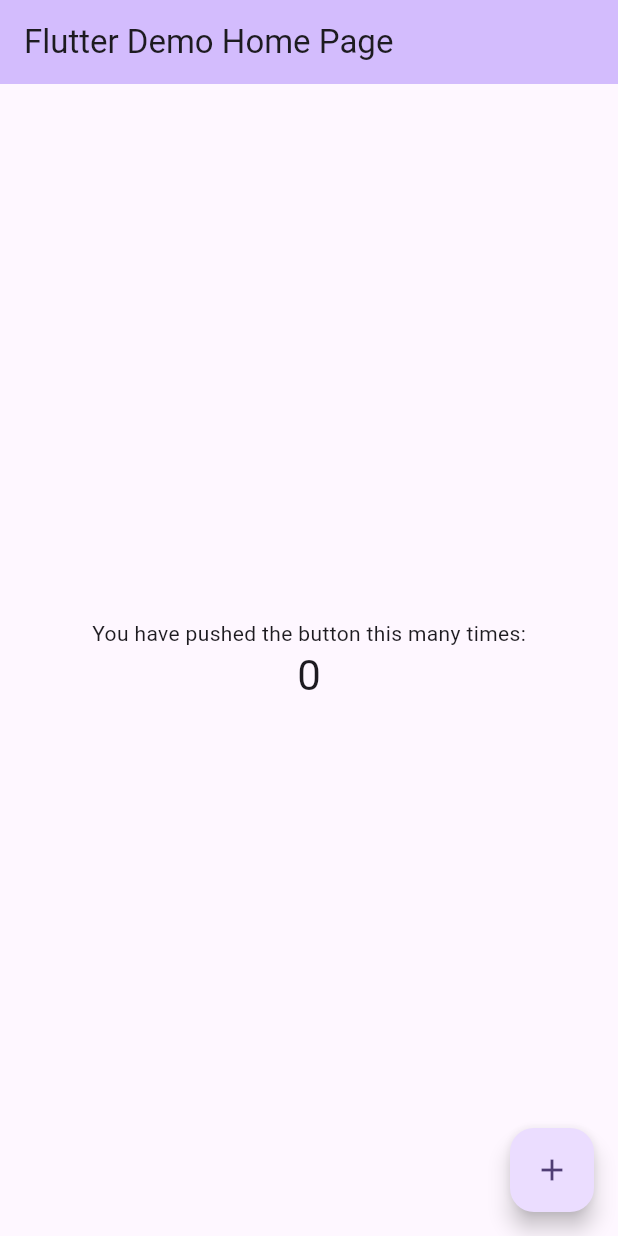
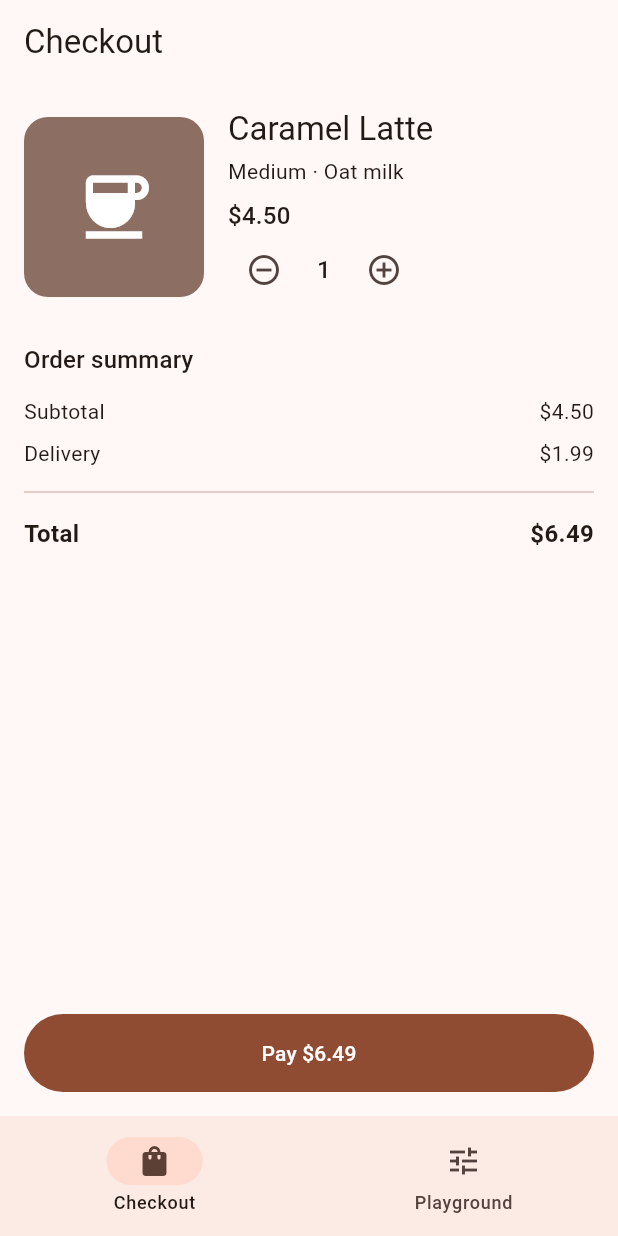
Before and after one commit to boaziza/sized_box_widget_presentation, a Flutter app: the screen it shows after launch, on a phone screen of 412 x 824 dp. Run offline on Flutter 3.47's test engine with Material 3 defaults, Android fonts, the phone set to English and light mode, and no system bars.

Commit message:
Add checkout and playground screens with navigation and updated app title

```diff
--- a/lib/main.dart
+++ b/lib/main.dart
@@ -1,121 +1,64 @@
 import 'package:flutter/material.dart';
+
+import 'screens/checkout_screen.dart';
+import 'screens/playground_screen.dart';
 
 void main() {
   runApp(const MyApp());
 }
 
+/// Root of the demo app: a coffee-shop checkout that shows SizedBox in a
+/// real screen, plus a playground to change its properties live.
 class MyApp extends StatelessWidget {
   const MyApp({super.key});
 
-  // This widget is the root of your application.
   @override
   Widget build(BuildContext context) {
     return MaterialApp(
-      title: 'Flutter Demo',
+      title: 'SizedBox Demo',
+      debugShowCheckedModeBanner: false,
       theme: ThemeData(
-        // This is the theme of your application.
-        //
-        // TRY THIS: Try running your application with "flutter run". You'll see
-        // the application has a purple toolbar. Then, without quitting the app,
-        // try changing the seedColor in the colorScheme below to Colors.green
-        // and then invoke "hot reload" (save your changes or press the "hot
-        // reload" button in a Flutter-supported IDE, or press "r" if you used
-        // the command line to start the app).
-        //
-        // Notice that the counter didn't reset back to zero; the application
-        // state is not lost during the reload. To reset the state, use hot
-        // restart instead.
-        //
-        // This works for code too, not just values: Most code changes can be
-        // tested with just a hot reload.
-        colorScheme: .fromSeed(seedColor: Colors.deepPurple),
+        colorScheme: ColorScheme.fromSeed(seedColor: Colors.brown),
       ),
-      home: const MyHomePage(title: 'Flutter Demo Home Page'),
+      home: const HomeShell(),
     );
   }
 }
 
-class MyHomePage extends StatefulWidget {
-  const MyHomePage({super.key, required this.title});
-
-  // This widget is the home page of your application. It is stateful, meaning
-  // that it has a State object (defined below) that contains fields that affect
-  // how it looks.
-
-  // This class is the configuration for the state. It holds the values (in this
-  // case the title) provided by the parent (in this case the App widget) and
-  // used by the build method of the State. Fields in a Widget subclass are
-  // always marked "final".
-
-  final String title;
+/// Bottom navigation that switches between the two demo screens.
+class HomeShell extends StatefulWidget {
+  const HomeShell({super.key});
 
   @override
-  State<MyHomePage> createState() => _MyHomePageState();
+  State<HomeShell> createState() => _HomeShellState();
 }
 
-class _MyHomePageState extends State<MyHomePage> {
-  int _counter = 0;
+class _HomeShellState extends State<HomeShell> {
+  int _selectedIndex = 0;
 
-  void _incrementCounter() {
-    setState(() {
-      // This call to setState tells the Flutter framework that something has
-      // changed in this State, which causes it to rerun the build method below
-      // so that the display can reflect the updated values. If we changed
-      // _counter without calling setState(), then the build method would not be
-      // called again, and so nothing would appear to happen.
-      _counter++;
-    });
-  }
+  static const _screens = [CheckoutScreen(), PlaygroundScreen()];
 
   @override
   Widget build(BuildContext context) {
-    // This method is rerun every time setState is called, for instance as done
-    // by the _incrementCounter method above.
-    //
-    // The Flutter framework has been optimized to make rerunning build methods
-    // fast, so that you can just rebuild anything that needs updating rather
-    // than having to individually change instances of widgets.
     return Scaffold(
-      appBar: AppBar(
-        // TRY THIS: Try changing the color here to a specific color (to
-        // Colors.amber, perhaps?) and trigger a hot reload to see the AppBar
-        // change color while the other colors stay the same.
-        backgroundColor: Theme.of(context).colorScheme.inversePrimary,
-        // Here we take the value from the MyHomePage object that was created by
-        // the App.build method, and use it to set our appbar title.
-        title: Text(widget.title),
-      ),
-      body: Center(
-        // Center is a layout widget. It takes a single child and positions it
-        // in the middle of the parent.
-        child: Column(
-          // Column is also a layout widget. It takes a list of children and
-          // arranges them vertically. By default, it sizes itself to fit its
-          // children horizontally, and tries to be as tall as its parent.
-          //
-          // Column has various properties to control how it sizes itself and
-          // how it positions its children. Here we use mainAxisAlignment to
-          // center the children vertically; the main axis here is the vertical
-          // axis because Columns are vertical (the cross axis would be
-          // horizontal).
-          //
-          // TRY THIS: Invoke "debug painting" (choose the "Toggle Debug Paint"
-          // action in the IDE, or press "p" in the console), to see the
-          // wireframe for each widget.
-          mainAxisAlignment: .center,
-          children: [
-            const Text('You have pushed the button this many times:'),
-            Text(
-              '$_counter',
-              style: Theme.of(context).textTheme.headlineMedium,
-            ),
-          ],
-        ),
-      ),
-      floatingActionButton: FloatingActionButton(
-        onPressed: _incrementCounter,
-        tooltip: 'Increment',
-        child: const Icon(Icons.add),
+      // IndexedStack keeps each screen's state when switching tabs.
+      body: IndexedStack(index: _selectedIndex, children: _screens),
+      bottomNavigationBar: NavigationBar(
+        selectedIndex: _selectedIndex,
+        onDestinationSelected: (index) =>
+            setState(() => _selectedIndex = index),
+        destinations: const [
+          NavigationDestination(
+            icon: Icon(Icons.shopping_bag_outlined),
+            selectedIcon: Icon(Icons.shopping_bag),
+            label: 'Checkout',
+          ),
+          NavigationDestination(
+            icon: Icon(Icons.tune_outlined),
+            selectedIcon: Icon(Icons.tune),
+            label: 'Playground',
+          ),
+        ],
       ),
     );
   }
--- /dev/null
+++ b/lib/screens/checkout_screen.dart
@@ -0,0 +1,162 @@
+import 'package:flutter/material.dart';
+
+/// A realistic checkout screen for a coffee order.
+///
+/// Every SizedBox on this screen is labelled with a comment
+/// (SizedBox #1, #2, ...) so it is easy to point at during the presentation.
+/// SizedBox does three everyday jobs here:
+///   1. Give a widget a FIXED SIZE (product image, quantity label).
+///   2. Add EMPTY SPACE between widgets (no child, just width or height).
+///   3. Make a button FULL WIDTH (width: double.infinity).
+class CheckoutScreen extends StatefulWidget {
+  const CheckoutScreen({super.key});
+
+  @override
+  State<CheckoutScreen> createState() => _CheckoutScreenState();
+}
+
+class _CheckoutScreenState extends State<CheckoutScreen> {
+  static const double _unitPrice = 4.50;
+  static const double _deliveryFee = 1.99;
+
+  int _quantity = 1;
+
+  double get _subtotal => _unitPrice * _quantity;
+  double get _total => _subtotal + _deliveryFee;
+
+  void _changeQuantity(int delta) {
+    setState(() => _quantity = (_quantity + delta).clamp(1, 99));
+  }
+
+  void _placeOrder() {
+    ScaffoldMessenger.of(context).showSnackBar(
+      SnackBar(
+        content: Text(
+          'Order placed: $_quantity × Caramel Latte '
+          '(\$${_total.toStringAsFixed(2)})',
+        ),
+      ),
+    );
+  }
+
+  @override
+  Widget build(BuildContext context) {
+    final textTheme = Theme.of(context).textTheme;
+
+    return Scaffold(
+      appBar: AppBar(title: const Text('Checkout')),
+      body: ListView(
+        padding: const EdgeInsets.all(16),
+        children: [
+          _buildProductRow(textTheme),
+
+          // SizedBox #3 — vertical spacer: no child, only a height.
+          const SizedBox(height: 24),
+
+          Text('Order summary', style: textTheme.titleMedium),
+          const SizedBox(height: 12),
+          _buildPriceRow('Subtotal', _subtotal),
+          const SizedBox(height: 8),
+          _buildPriceRow('Delivery', _deliveryFee),
+          const Divider(height: 32),
+          _buildPriceRow('Total', _total, isBold: true),
+        ],
+      ),
+      bottomNavigationBar: SafeArea(
+        child: Padding(
+          padding: const EdgeInsets.all(16),
+          // SizedBox #5 — full-width button.
+          // width: double.infinity stretches the button to the screen edges;
+          // height: 52 gives it a fixed, easy-to-tap height.
+          child: SizedBox(
+            width: double.infinity,
+            height: 52,
+            child: FilledButton(
+              onPressed: _placeOrder,
+              child: Text('Pay \$${_total.toStringAsFixed(2)}'),
+            ),
+          ),
+        ),
+      ),
+    );
+  }
+
+  Widget _buildProductRow(TextTheme textTheme) {
+    return Row(
+      children: [
+        // SizedBox #1 — fixed-size product image.
+        // Without it the image would size itself; with it the image is
+        // always exactly 120 × 120, so the layout never jumps around.
+        SizedBox(
+          width: 120,
+          height: 120,
+          child: ClipRRect(
+            borderRadius: BorderRadius.circular(16),
+            child: const ColoredBox(
+              color: Color(0xFF8D6E63),
+              child: Icon(Icons.coffee, size: 56, color: Colors.white),
+            ),
+          ),
+        ),
+
+        // SizedBox #2 — horizontal spacer between image and text.
+        const SizedBox(width: 16),
+
+        Expanded(
+          child: Column(
+            crossAxisAlignment: CrossAxisAlignment.start,
+            children: [
+              Text('Caramel Latte', style: textTheme.titleLarge),
+              const SizedBox(height: 4),
+              Text('Medium · Oat milk', style: textTheme.bodyMedium),
+              const SizedBox(height: 8),
+              Text(
+                '\$${_unitPrice.toStringAsFixed(2)}',
+                style: textTheme.titleMedium,
+              ),
+              _buildQuantityPicker(textTheme),
+            ],
+          ),
+        ),
+      ],
+    );
+  }
+
+  Widget _buildQuantityPicker(TextTheme textTheme) {
+    return Row(
+      children: [
+        IconButton(
+          onPressed: () => _changeQuantity(-1),
+          icon: const Icon(Icons.remove_circle_outline),
+        ),
+        // SizedBox #4 — fixed-width label.
+        // Keeps the + button from shifting when the number goes from 9 to 10.
+        SizedBox(
+          width: 32,
+          child: Text(
+            '$_quantity',
+            textAlign: TextAlign.center,
+            style: textTheme.titleMedium,
+          ),
+        ),
+        IconButton(
+          onPressed: () => _changeQuantity(1),
+          icon: const Icon(Icons.add_circle_outline),
+        ),
+      ],
+    );
+  }
+
+  Widget _buildPriceRow(String label, double amount, {bool isBold = false}) {
+    final style = isBold
+        ? const TextStyle(fontWeight: FontWeight.bold, fontSize: 16)
+        : null;
+    return Row(
+      mainAxisAlignment: MainAxisAlignment.spaceBetween,
+      children: [
+        Text(label, style: style),
+        Text('\$${amount.toStringAsFixed(2)}', style: style),
+      ],
+    );
+  }
+}
```
Also changed, not shown: lib/screens/playground_screen.dart (added, +217 -0 lines), 1 other file.
